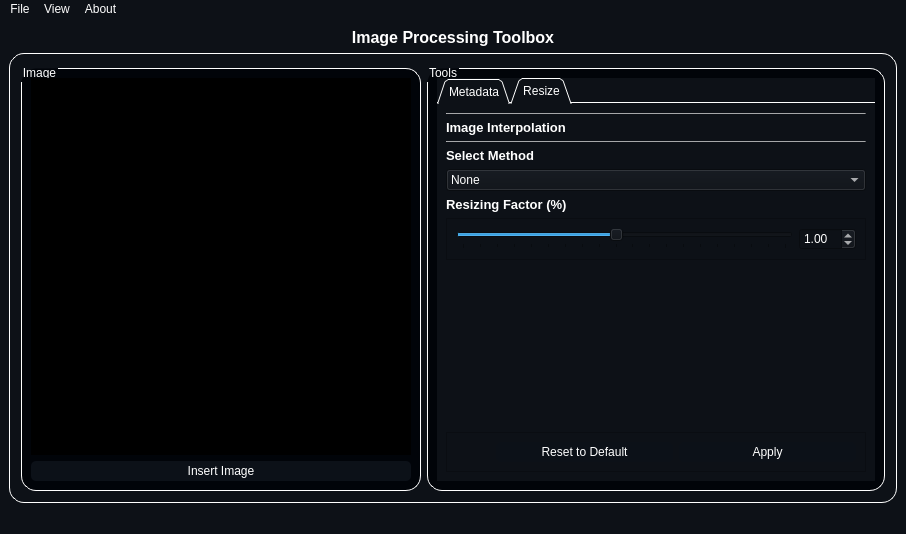
Before: the Qt Designer form resources/MainWindow.ui in mo-gaafar/image-processing-toolbox, drawn with Qt 5.
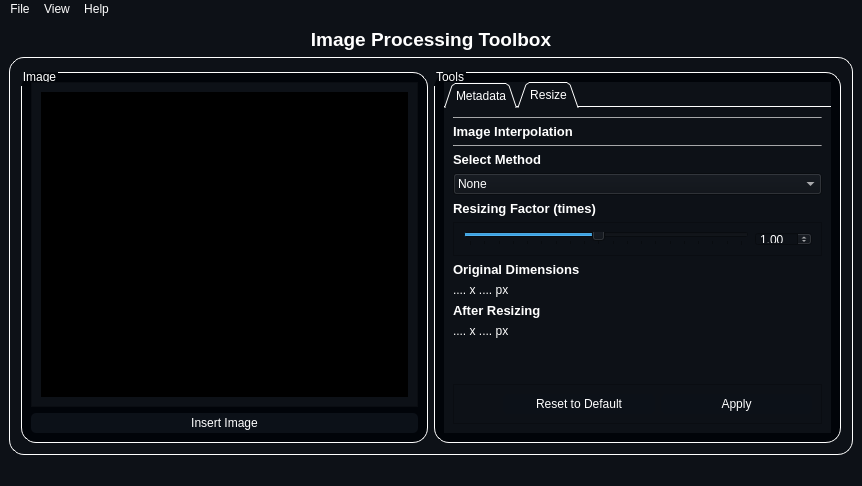
After: the same form once the commit is applied. The open tabs and pages were chosen to show the change. Icons and pictures are not drawn.

What changed in the file:
```diff
--- a/resources/MainWindow.ui
+++ b/resources/MainWindow.ui
@@ -6,8 +6,8 @@
    <rect>
     <x>0</x>
     <y>0</y>
-    <width>906</width>
-    <height>534</height>
+    <width>862</width>
+    <height>485</height>
    </rect>
   </property>
   <property name="windowTitle">
@@ -19,6 +19,19 @@
   </property>
   <widget class="QWidget" name="centralwidget">
    <layout class="QGridLayout" name="gridLayout">
+    <item row="0" column="0">
+     <widget class="QLabel" name="label">
+      <property name="maximumSize">
+       <size>
+        <width>16777215</width>
+        <height>30</height>
+       </size>
+      </property>
+      <property name="text">
+       <string>&lt;html&gt;&lt;head/&gt;&lt;body&gt;&lt;p align=&quot;center&quot;&gt;&lt;span style=&quot; font-size:14pt; font-weight:600;&quot;&gt;Image Processing Toolbox&lt;/span&gt;&lt;/p&gt;&lt;/body&gt;&lt;/html&gt;</string>
+      </property>
+     </widget>
+    </item>
     <item row="1" column="0">
      <widget class="QGroupBox" name="groupBox">
       <property name="styleSheet">
@@ -42,11 +55,6 @@
        <item row="0" column="0">
         <layout class="QHBoxLayout" name="horizontalLayout_8">
          <item>
-          <layout class="QVBoxLayout" name="verticalLayout_5">
-           <property name="spacing">
-            <number>10</number>
-           </property>
-           <item>
             <widget class="QGroupBox" name="groupBox_2">
              <property name="minimumSize">
               <size>
@@ -72,7 +80,50 @@
               <string>Image</string>
              </property>
              <layout class="QGridLayout" name="gridLayout_4">
-              <item row="1" column="0" colspan="2">
+            <item row="1" column="0">
+             <widget class="QPushButton" name="insert_image1_pushButton">
+              <property name="styleSheet">
+               <string notr="true">QPushButton {
+    border-radius: 5px;
+    border-style: outset;
+    background: rgb(12, 17, 24);
+	padding: 3;
+    }
+
+QPushButton:hover {
+    background: rgb(63, 95, 127)
+    }
+
+QPushButton:pressed {
+    border-style: inset;
+    background:rgb(20, 20, 20)
+    }</string>
+              </property>
+              <property name="text">
+               <string>Insert Image</string>
+              </property>
+              <property name="icon">
+               <iconset resource="icons/resources.qrc">
+                <normaloff>:/icons/Open-256.png</normaloff>:/icons/Open-256.png</iconset>
+              </property>
+             </widget>
+            </item>
+            <item row="0" column="0">
+             <widget class="QScrollArea" name="scrollArea">
+              <property name="widgetResizable">
+               <bool>true</bool>
+              </property>
+              <widget class="QWidget" name="scrollAreaWidgetContents_3">
+               <property name="geometry">
+                <rect>
+                 <x>0</x>
+                 <y>0</y>
+                 <width>378</width>
+                 <height>325</height>
+                </rect>
+               </property>
+               <layout class="QHBoxLayout" name="horizontalLayout_3">
+                <item>
                <widget class="QLabel" name="image1_widget">
                 <property name="sizePolicy">
                  <sizepolicy hsizetype="Ignored" vsizetype="Ignored">
@@ -94,37 +145,18 @@
                 </property>
                </widget>
               </item>
-              <item row="2" column="0" colspan="2">
-               <widget class="QPushButton" name="insert_image1_pushButton">
-                <property name="styleSheet">
-                 <string notr="true">QPushButton {
-    border-radius: 5px;
-    border-style: outset;
-    background: rgb(12, 17, 24);
-	padding: 3;
-    }
-
-QPushButton:hover {
-    background: rgb(63, 95, 127)
-    }
-
-QPushButton:pressed {
-    border-style: inset;
-    background:rgb(20, 20, 20)
-    }</string>
-                </property>
-                <property name="text">
-                 <string>Insert Image</string>
-                </property>
-                <property name="icon">
-                 <iconset resource="icons/resources.qrc">
-                  <normaloff>:/icons/Open-256.png</normaloff>:/icons/Open-256.png</iconset>
-                </property>
-               </widget>
+               </layout>
+              </widget>
+             </widget>
               </item>
              </layout>
             </widget>
            </item>
+         <item>
+          <layout class="QVBoxLayout" name="verticalLayout_5">
+           <property name="spacing">
+            <number>10</number>
+           </property>
           </layout>
          </item>
          <item>
@@ -153,7 +185,7 @@
             <string>Tools</string>
            </property>
            <layout class="QGridLayout" name="gridLayout_3">
-            <item row="0" column="0">
+            <item row="0" column="1">
              <widget class="QTabWidget" name="tabWidget">
               <property name="enabled">
                <bool>true</bool>
@@ -168,7 +200,7 @@
                <enum>QTabWidget::Triangular</enum>
               </property>
               <property name="currentIndex">
-               <number>0</number>
+               <number>1</number>
               </property>
               <property name="elideMode">
                <enum>Qt::ElideNone</enum>
@@ -276,7 +308,7 @@
                    <bool>true</bool>
                   </property>
                   <attribute name="horizontalHeaderVisible">
-                   <bool>true</bool>
+                   <bool>false</bool>
                   </attribute>
                   <attribute name="horizontalHeaderCascadingSectionResizes">
                    <bool>true</bool>
@@ -297,7 +329,7 @@
                    <bool>true</bool>
                   </attribute>
                   <attribute name="verticalHeaderVisible">
-                   <bool>true</bool>
+                   <bool>false</bool>
                   </attribute>
                   <attribute name="verticalHeaderShowSortIndicator" stdset="0">
                    <bool>false</bool>
@@ -392,7 +424,7 @@
                 <item>
                  <widget class="QLabel" name="label_5">
                   <property name="text">
-                   <string>&lt;html&gt;&lt;head/&gt;&lt;body&gt;&lt;p&gt;&lt;span style=&quot; font-size:10pt; font-weight:600;&quot;&gt;Resizing Factor (%)&lt;/span&gt;&lt;/p&gt;&lt;/body&gt;&lt;/html&gt;</string>
+                   <string>&lt;html&gt;&lt;head/&gt;&lt;body&gt;&lt;p&gt;&lt;span style=&quot; font-size:10pt; font-weight:600;&quot;&gt;Resizing Factor (times)&lt;/span&gt;&lt;/p&gt;&lt;/body&gt;&lt;/html&gt;</string>
                   </property>
                  </widget>
                 </item>
@@ -455,6 +487,34 @@
                   </layout>
                  </widget>
                 </item>
+                <item>
+                 <widget class="QLabel" name="label_6">
+                  <property name="text">
+                   <string>&lt;html&gt;&lt;head/&gt;&lt;body&gt;&lt;p&gt;&lt;span style=&quot; font-size:10pt; font-weight:600;&quot;&gt;Original Dimensions&lt;/span&gt;&lt;/p&gt;&lt;/body&gt;&lt;/html&gt;</string>
+                  </property>
+                 </widget>
+                </item>
+                <item>
+                 <widget class="QLabel" name="label_8">
+                  <property name="text">
+                   <string>&lt;html&gt;&lt;head/&gt;&lt;body&gt;&lt;p&gt;.... x .... px&lt;/p&gt;&lt;/body&gt;&lt;/html&gt;</string>
+                  </property>
+                 </widget>
+                </item>
+                <item>
+                 <widget class="QLabel" name="label_7">
+                  <property name="text">
+                   <string>&lt;html&gt;&lt;head/&gt;&lt;body&gt;&lt;p&gt;&lt;span style=&quot; font-size:10pt; font-weight:600;&quot;&gt;After Resizing&lt;/span&gt;&lt;/p&gt;&lt;/body&gt;&lt;/html&gt;</string>
+                  </property>
+                 </widget>
+                </item>
+                <item>
+                 <widget class="QLabel" name="label_9">
+                  <property name="text">
+                   <string>&lt;html&gt;&lt;head/&gt;&lt;body&gt;&lt;p&gt;.... x .... px&lt;/p&gt;&lt;/body&gt;&lt;/html&gt;</string>
+                  </property>
+                 </widget>
+                </item>
                 <item>
                  <spacer name="verticalSpacer">
                   <property name="orientation">
@@ -575,19 +635,6 @@
       </layout>
      </widget>
     </item>
-    <item row="0" column="0">
-     <widget class="QLabel" name="label">
-      <property name="maximumSize">
-       <size>
-        <width>16777215</width>
-        <height>30</height>
-       </size>
-      </property>
-      <property name="text">
-       <string>&lt;html&gt;&lt;head/&gt;&lt;body&gt;&lt;p align=&quot;center&quot;&gt;&lt;span style=&quot; font-size:12pt; font-weight:600;&quot;&gt;Image Processing Toolbox&lt;/span&gt;&lt;/p&gt;&lt;/body&gt;&lt;/html&gt;</string>
-      </property>
-     </widget>
-    </item>
    </layout>
   </widget>
   <widget class="QMenuBar" name="menubar">
@@ -595,7 +642,7 @@
     <rect>
      <x>0</x>
      <y>0</y>
-     <width>906</width>
+     <width>862</width>
      <height>21</height>
     </rect>
    </property>
@@ -614,15 +661,15 @@
     <addaction name="actionMetadata"/>
     <addaction name="actionResizer"/>
    </widget>
-   <widget class="QMenu" name="menuAbout">
+   <widget class="QMenu" name="menuHelp">
     <property name="title">
-     <string>About</string>
+     <string>Help</string>
     </property>
-    <addaction name="actionAbout_Us"/>
+    <addaction name="actionAbout"/>
    </widget>
    <addaction name="menuFile"/>
    <addaction name="menuView"/>
-   <addaction name="menuAbout"/>
+   <addaction name="menuHelp"/>
   </widget>
   <widget class="QStatusBar" name="statusbar"/>
   <action name="actionOpen">
@@ -661,7 +708,7 @@
     <string>Resizer</string>
    </property>
   </action>
-  <action name="actionAbout_Us">
+  <action name="actionAbout">
    <property name="enabled">
     <bool>false</bool>
    </property>
```
Lines whose indentation alone changed are shown as unchanged.
